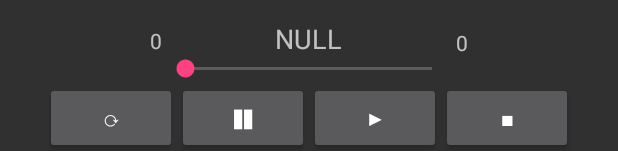
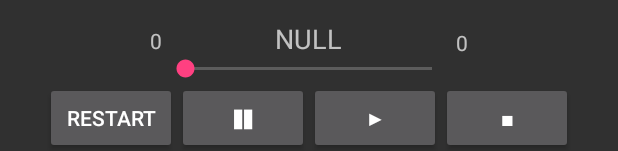
Before and after one commit to UngDungMaNguonMoN02/TEST, an Android app: the layout activity_main.xml on its own in the app's theme, with its tools: preview values and no code run, on a phone screen of 412 x 824 dp. Shown: the part 1082-1233 px from the top of the screen. Run offline under Robolectric (Android 15) with nearby library versions, the phone set to English and light mode, and no system bars.

Commit message:
seekable seekbar

```diff
--- a/app/src/main/java/com/example/toan/playaudiotest/MainActivity.java
+++ b/app/src/main/java/com/example/toan/playaudiotest/MainActivity.java
@@ -87,9 +87,7 @@ public class MainActivity extends AppCompatActivity
                 m_Handler.removeCallbacks(UpdateAudioTime);
                 int totalDuration = mediaPlayer.getDuration();
                 int currentPosition = seekBar.getProgress();
-
                 mediaPlayer.seekTo(currentPosition);
-
                 m_Handler.postDelayed(UpdateAudioTime, 100);
             }
         });
--- a/app/src/main/res/values/strings.xml
+++ b/app/src/main/res/values/strings.xml
@@ -2,6 +2,6 @@
     <string name="app_name">PlayAudioTest</string>
     <string name="play"><![CDATA[▶]]></string>
     <string name="stop"><![CDATA[◼]]></string>
-    <string name="restart"><![CDATA[⟳]]></string>
+    <string name="restart">Restart</string>
     <string name="pause"><![CDATA[❚❚]]></string>
 </resources>
```
